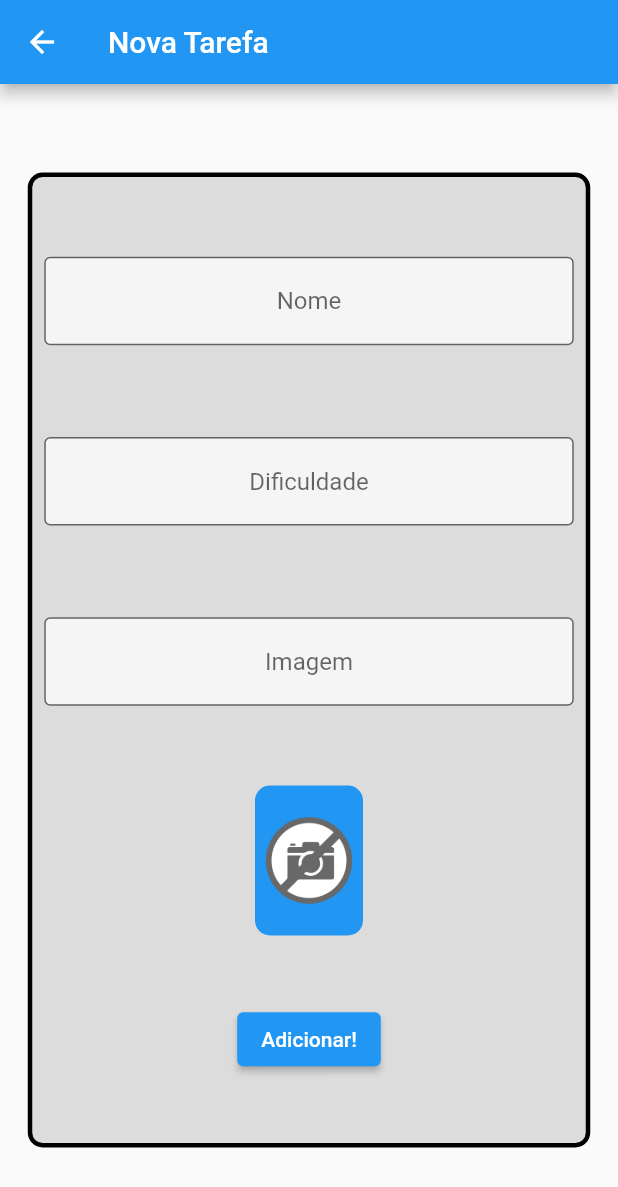
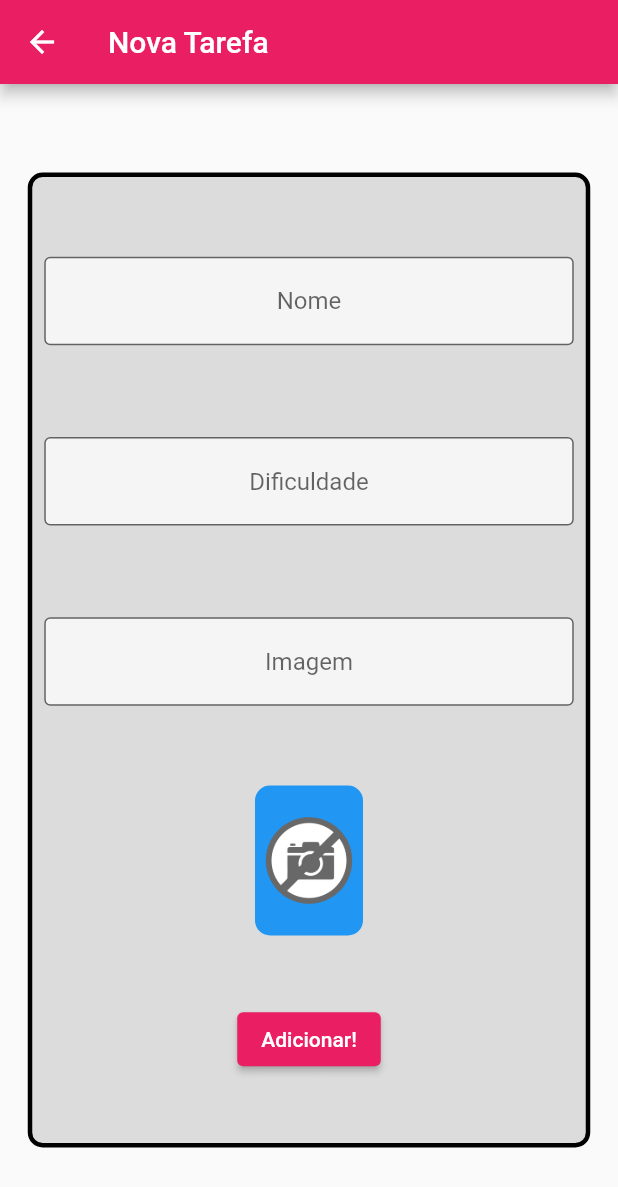
Before and after one commit to lucassamel/first_project, a Flutter app: the screen it shows after launch, after a tap on the "add" icon, on a phone screen of 412 x 824 dp. Shown: the top 1187 px of the screen. Run offline on Flutter 3.47's test engine with Material 2 defaults, Android fonts, the phone set to English and light mode, and no system bars; our stand-ins replace sqflite; accounts and stored records are empty; network calls fail.

Commit message:
Modificação de temas com o ThemeData

```diff
--- a/lib/components/task.dart
+++ b/lib/components/task.dart
@@ -32,14 +32,16 @@ class _TaskState extends State<Task> {
           Container(
             height: 140,
             decoration: BoxDecoration(
-                borderRadius: BorderRadius.circular(4), color: Colors.blue),
+              borderRadius: BorderRadius.circular(4),
+              color: Theme.of(context).primaryColor,
+            ),
           ),
           Column(
             children: [
               Container(
                 decoration: BoxDecoration(
                     borderRadius: BorderRadius.circular(4),
-                    color: Colors.white),
+                    color: Theme.of(context).colorScheme.surface),
                 height: 100,
                 child: Row(
                   mainAxisAlignment: MainAxisAlignment.spaceBetween,
@@ -93,10 +95,10 @@ class _TaskState extends State<Task> {
                             });
                             // print(nivel);
                           },
-                          child: Column(
+                          child: const Column(
                             mainAxisAlignment: MainAxisAlignment.spaceEvenly,
                             crossAxisAlignment: CrossAxisAlignment.end,
-                            children: const [
+                            children: [
                               Icon(Icons.arrow_drop_up),
                               Text(
                                 'Up',
--- a/lib/main.dart
+++ b/lib/main.dart
@@ -1,5 +1,6 @@
 import 'package:first_project/data/task_inherited.dart';
 import 'package:first_project/screens/initial_screen.dart';
+import 'package:first_project/themes/my_theme.dart';
 import 'package:flutter/material.dart';
 
 
@@ -14,9 +15,7 @@ class MyApp extends StatelessWidget {
   Widget build(BuildContext context) {
     return MaterialApp(
       title: 'Flutter Demo',
-      theme: ThemeData(
-        primarySwatch: Colors.blue,
-      ),
+      theme: myTheme,
       home: TaskInherited(
         child: const InitialScreen(),
       ),
--- a/lib/screens/initial_screen.dart
+++ b/lib/screens/initial_screen.dart
@@ -34,27 +34,27 @@ class _InitialScreenState extends State<InitialScreen> {
               List<Task>? items = snapshot.data;
               switch (snapshot.connectionState) {
                 case ConnectionState.none:
-                  return Center(
+                  return const Center(
                     child: Column(
-                      children: const [
+                      children: [
                         CircularProgressIndicator(),
                         Text('Carregando'),
                       ],
                     ),
                   );
                 case ConnectionState.waiting:
-                  return Center(
+                  return const Center(
                     child: Column(
-                      children: const [
+                      children: [
                         CircularProgressIndicator(),
                         Text('Carregando'),
                       ],
                     ),
                   );
                 case ConnectionState.active:
-                  return Center(
+                  return const Center(
                     child: Column(
-                      children: const [
+                      children: [
                         CircularProgressIndicator(),
                         Text('Carregando'),
                       ],
@@ -72,9 +72,9 @@ class _InitialScreenState extends State<InitialScreen> {
                       );
                     }
 
-                    return Center(
+                    return const Center(
                       child: Column(
-                        children: const [
+                        children: [
                           Icon(
                             Icons.error_outline,
                             size: 128,
@@ -99,7 +99,7 @@ class _InitialScreenState extends State<InitialScreen> {
               builder: (contextNew) => FormScreen(taskContext: context),
             ),
           ).then((value) => setState(() {
-                print('Recarregando a tela incial');
+                // print('Recarregando a tela incial');
               }));
         },
         child: const Icon(Icons.add),
--- /dev/null
+++ b/lib/themes/my_theme.dart
@@ -0,0 +1,11 @@
+import 'package:flutter/material.dart';
+
+ThemeData myTheme = ThemeData(
+  primaryColor: Colors.pink,
+  colorScheme: ColorScheme.fromSwatch(
+    primarySwatch: Colors.pink,
+  ).copyWith(
+    secondary: Colors.pink[200],
+    surface: Colors.pink[100],
+  ),
+);
```
Also changed, not shown: pubspec.lock, 1 other file.
